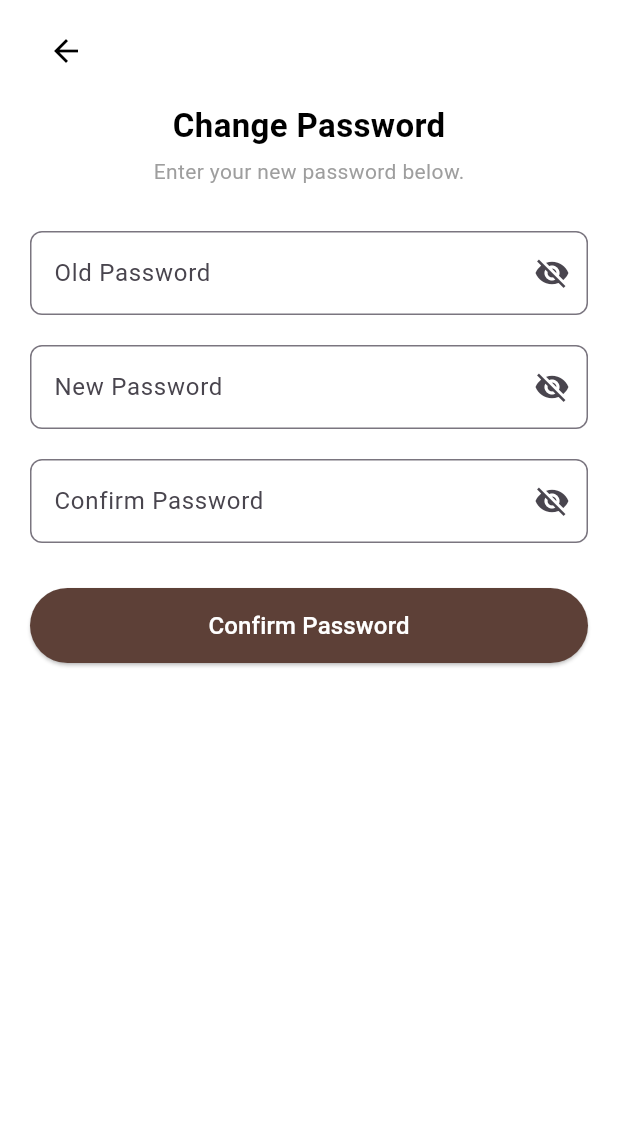
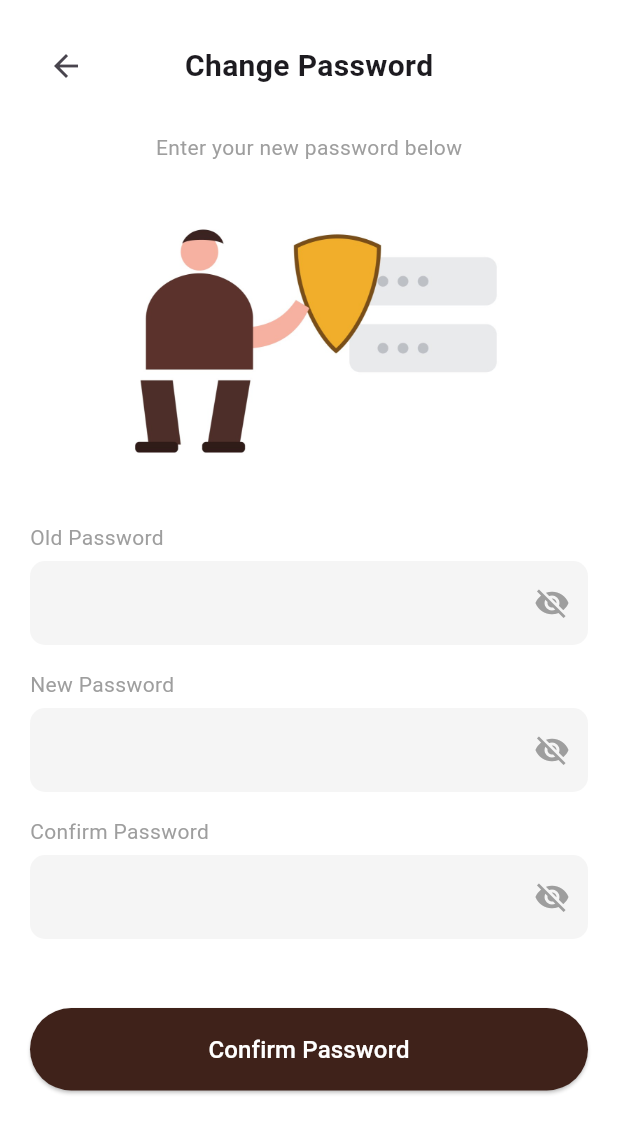
Before and after one commit to Deep-Kacha/Car_Rent_App, a Flutter app: the ChangePasswordPage screen opened directly, on a phone screen of 412 x 824 dp. Shown: the top 1133 px of the screen. Run offline on Flutter 3.47's test engine with Material 3 defaults, Android fonts, the light colour scheme and no system bars.

```diff
--- a/car_rental_project/lib/Menu/ChangePassword.dart
+++ b/car_rental_project/lib/Menu/ChangePassword.dart
@@ -4,7 +4,7 @@ class ChangePasswordPage extends StatefulWidget {
   const ChangePasswordPage({Key? key}) : super(key: key);
 
   @override
-  _ChangePasswordPageState createState() => _ChangePasswordPageState();
+  State<ChangePasswordPage> createState() => _ChangePasswordPageState();
 }
 
 class _ChangePasswordPageState extends State<ChangePasswordPage> {
@@ -13,59 +13,30 @@ class _ChangePasswordPageState extends State<ChangePasswordPage> {
   final TextEditingController confirmPasswordController =
       TextEditingController();
 
-  bool _isObscureOld = true;
-  bool _isObscureNew = true;
-  bool _isObscureConfirm = true;
+  bool oldPasswordVisible = false;
+  bool newPasswordVisible = false;
+  bool confirmPasswordVisible = false;
 
-  // Real-time validation messages
-  String? _oldPasswordError;
-  String? _newPasswordError;
-  String? _confirmPasswordError;
+  String? newPasswordError;
+  String? confirmPasswordError;
 
-  void _validateOldPassword(String value) {
-    setState(() {
-      if (value.isEmpty) {
-        _oldPasswordError = "Please enter your old password";
-      } else {
-        _oldPasswordError = null;
+  // Password validation (same style as SignUp)
+  String? _validatePassword(String value) {
+    if (value.isEmpty) return "Password is required";
+    if (value.length < 6) {
+      return "Password must be at least 6 characters";
     }
-    });
+    if (!RegExp(r'^(?=.*[A-Z])(?=.*[0-9])').hasMatch(value)) {
+      return "Must contain at least 1 uppercase & 1 number";
+    }
+    return null;
   }
 
-  void _validateNewPassword(String value) {
-    setState(() {
-      if (value.isEmpty) {
-        _newPasswordError = "Please enter a new password";
-      } else if (value.length < 6) {
-        _newPasswordError = "Password must be at least 6 characters";
-      } else {
-        _newPasswordError = null;
+  String? _validateConfirmPassword(String value) {
+    if (value != newPasswordController.text) {
+      return "Passwords do not match";
     }
-    });
-  }
-
-  void _validateConfirmPassword(String value) {
-    setState(() {
-      if (value != newPasswordController.text) {
-        _confirmPasswordError = "Passwords do not match";
-      } else {
-        _confirmPasswordError = null;
-      }
-    });
-  }
-
-  void _submitForm() {
-    _validateOldPassword(oldPasswordController.text);
-    _validateNewPassword(newPasswordController.text);
-    _validateConfirmPassword(confirmPasswordController.text);
-
-    if (_oldPasswordError == null &&
-        _newPasswordError == null &&
-        _confirmPasswordError == null) {
-      ScaffoldMessenger.of(context).showSnackBar(
-        const SnackBar(content: Text("Password changed successfully!")),
-      );
-    }
+    return null;
   }
 
   @override
@@ -73,131 +44,137 @@ class _ChangePasswordPageState extends State<ChangePasswordPage> {
     return Scaffold(
       backgroundColor: Colors.white,
       body: SafeArea(
-        child: Padding(
-          padding: const EdgeInsets.symmetric(horizontal: 20, vertical: 10),
+        child: SingleChildScrollView(
+          padding: const EdgeInsets.all(20),
+          child: Form(
+            autovalidateMode: AutovalidateMode.onUserInteraction,
             child: Column(
-            crossAxisAlignment: CrossAxisAlignment.start,
+              crossAxisAlignment: CrossAxisAlignment.center,
               children: [
-              // Back Button
+                /// Back button + Title
+                Row(
+                  children: [
                     IconButton(
-                icon: const Icon(Icons.arrow_back, color: Colors.black),
+                      icon: const Icon(Icons.arrow_back),
                       onPressed: () {
                         Navigator.pop(context);
                       },
                     ),
-              const SizedBox(height: 10),
-
-              // Title
-              Center(
-                child: Column(
-                  children: const [
-                    Text(
+                    const Expanded(
+                      child: Center(
+                        child: Text(
                           "Change Password",
                           style: TextStyle(
-                        fontSize: 22,
+                            fontSize: 20,
                             fontWeight: FontWeight.bold,
-                        color: Colors.black,
                           ),
                         ),
-                    SizedBox(height: 5),
-                    Text(
-                      "Enter your new password below.",
-                      style: TextStyle(fontSize: 14, color: Colors.grey),
                       ),
+                    ),
+                    const SizedBox(width: 48),
                   ],
                 ),
+
+                const SizedBox(height: 20),
+
+                const Text(
+                  "Enter your new password below",
+                  style: TextStyle(color: Colors.grey, fontSize: 14),
                 ),
+
+                const SizedBox(height: 30),
+
+                // Illustration
+                Center(
+                  child: Image.asset(
+                    "assets/images/ChangePassword.jpg",
+                    height: 180,
+                  ),
+                ),
+
                 const SizedBox(height: 30),
 
                 // Old Password
-              TextField(
+                _buildPasswordField(
+                  label: "Old Password",
                   controller: oldPasswordController,
-                obscureText: _isObscureOld,
-                onChanged: _validateOldPassword,
-                decoration: InputDecoration(
-                  labelText: "Old Password",
-                  errorText: _oldPasswordError,
-                  border: OutlineInputBorder(
-                    borderRadius: BorderRadius.circular(8),
-                  ),
-                  suffixIcon: IconButton(
-                    icon: Icon(
-                      _isObscureOld ? Icons.visibility_off : Icons.visibility,
-                    ),
-                    onPressed: () {
+                  isVisible: oldPasswordVisible,
+                  toggleVisibility: () {
                     setState(() {
-                        _isObscureOld = !_isObscureOld;
+                      oldPasswordVisible = !oldPasswordVisible;
                     });
                   },
                 ),
-                ),
-              ),
-              const SizedBox(height: 20),
 
                 // New Password
-              TextField(
+                _buildPasswordField(
+                  label: "New Password",
                   controller: newPasswordController,
-                obscureText: _isObscureNew,
-                onChanged: _validateNewPassword,
-                decoration: InputDecoration(
-                  labelText: "New Password",
-                  errorText: _newPasswordError,
-                  border: OutlineInputBorder(
-                    borderRadius: BorderRadius.circular(8),
-                  ),
-                  suffixIcon: IconButton(
-                    icon: Icon(
-                      _isObscureNew ? Icons.visibility_off : Icons.visibility,
-                    ),
-                    onPressed: () {
+                  isVisible: newPasswordVisible,
+                  toggleVisibility: () {
                     setState(() {
-                        _isObscureNew = !_isObscureNew;
+                      newPasswordVisible = !newPasswordVisible;
                     });
                   },
+                  validator: _validatePassword,
+                  onChanged: (val) {
+                    setState(() {
+                      newPasswordError = _validatePassword(val);
+                    });
+                  },
+                  errorText: newPasswordError,
                 ),
-                ),
-              ),
-              const SizedBox(height: 20),
 
                 // Confirm Password
-              TextField(
+                _buildPasswordField(
+                  label: "Confirm Password",
                   controller: confirmPasswordController,
-                obscureText: _isObscureConfirm,
-                onChanged: _validateConfirmPassword,
-                decoration: InputDecoration(
-                  labelText: "Confirm Password",
-                  errorText: _confirmPasswordError,
-                  border: OutlineInputBorder(
-                    borderRadius: BorderRadius.circular(8),
-                  ),
-                  suffixIcon: IconButton(
-                    icon: Icon(
-                      _isObscureConfirm
-                          ? Icons.visibility_off
-                          : Icons.visibility,
-                    ),
-                    onPressed: () {
+                  isVisible: confirmPasswordVisible,
+                  toggleVisibility: () {
                     setState(() {
-                        _isObscureConfirm = !_isObscureConfirm;
+                      confirmPasswordVisible = !confirmPasswordVisible;
                     });
                   },
+                  validator: _validateConfirmPassword,
+                  onChanged: (val) {
+                    setState(() {
+                      confirmPasswordError = _validateConfirmPassword(val);
+                    });
+                  },
+                  errorText: confirmPasswordError,
                 ),
-                ),
-              ),
+
                 const SizedBox(height: 30),
 
                 // Confirm Button
                 SizedBox(
                   width: double.infinity,
-                height: 50,
                   child: ElevatedButton(
+                    onPressed: () {
+                      if (newPasswordError == null &&
+                          confirmPasswordError == null &&
+                          newPasswordController.text.isNotEmpty) {
+                        ScaffoldMessenger.of(context).showSnackBar(
+                          const SnackBar(
+                            content: Text("Password changed successfully!"),
+                          ),
+                        );
+                        Navigator.pop(context);
+                      } else {
+                        ScaffoldMessenger.of(context).showSnackBar(
+                          const SnackBar(
+                            content: Text("Please fix the errors first!"),
+                          ),
+                        );
+                      }
+                    },
                     style: ElevatedButton.styleFrom(
-                    backgroundColor: Colors.brown[700],
+                      backgroundColor: const Color.fromARGB(255, 63, 34, 26),
+                      padding: const EdgeInsets.symmetric(vertical: 16),
                       shape: RoundedRectangleBorder(
-                      borderRadius: BorderRadius.circular(25),
+                        borderRadius: BorderRadius.circular(30),
                       ),
                     ),
-                  onPressed: _submitForm,
                     child: const Text(
                       "Confirm Password",
                       style: TextStyle(fontSize: 16, color: Colors.white),
@@ -208,6 +185,51 @@ class _ChangePasswordPageState extends State<ChangePasswordPage> {
             ),
           ),
         ),
+      ),
+    );
+  }
+
+  /// Reusable password field with eye icon + validation
+  Widget _buildPasswordField({
+    required String label,
+    required TextEditingController controller,
+    required bool isVisible,
+    required VoidCallback toggleVisibility,
+    String? Function(String)? validator,
+    Function(String)? onChanged,
+    String? errorText,
+  }) {
+    return Padding(
+      padding: const EdgeInsets.only(bottom: 16),
+      child: Column(
+        crossAxisAlignment: CrossAxisAlignment.start,
+        children: [
+          Text(label, style: const TextStyle(fontSize: 14, color: Colors.grey)),
+          const SizedBox(height: 6),
+          TextFormField(
+            controller: controller,
+            obscureText: !isVisible,
+            onChanged: onChanged,
+            validator: (value) => validator?.call(value ?? ""),
+            decoration: InputDecoration(
+              filled: true,
+              fillColor: const Color(0xFFF5F5F5),
+              errorText: errorText,
+              border: OutlineInputBorder(
+                borderRadius: BorderRadius.circular(10),
+                borderSide: BorderSide.none,
+              ),
+              suffixIcon: IconButton(
+                icon: Icon(
+                  isVisible ? Icons.visibility : Icons.visibility_off,
+                  color: Colors.grey,
+                ),
+                onPressed: toggleVisibility,
+              ),
+            ),
+          ),
+        ],
+      ),
     );
   }
 }
```
Also changed, not shown: car_rental_project/lib/Menu/Account.dart (+1 -6 lines). Lines whose indentation alone changed are shown as unchanged.
